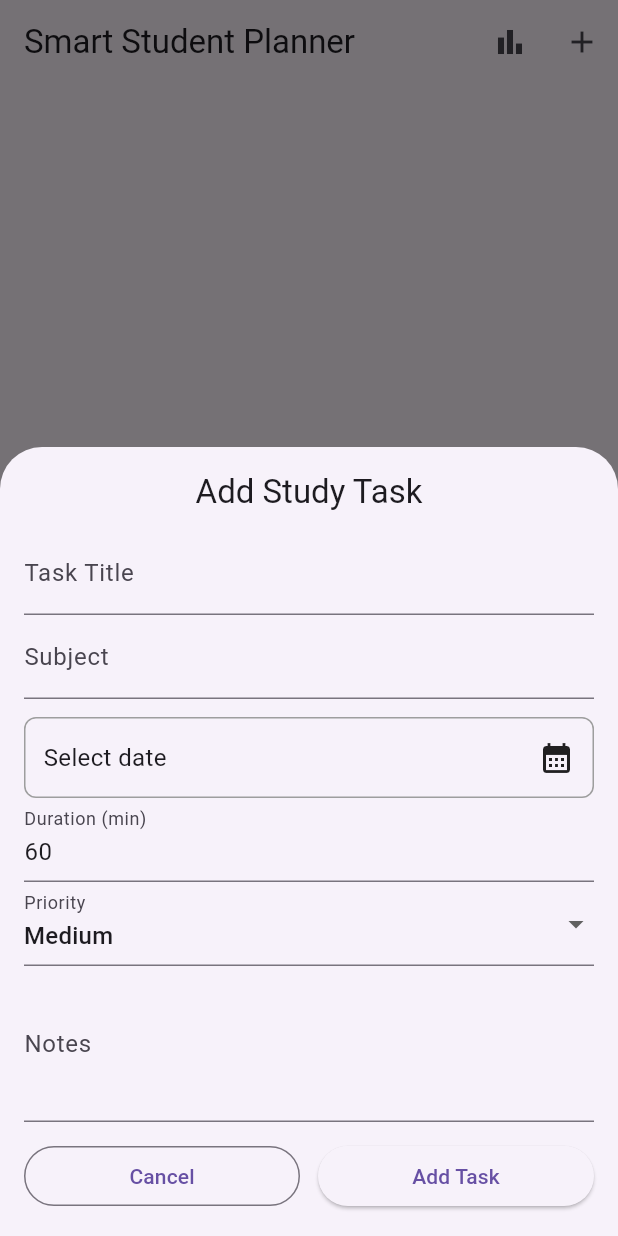
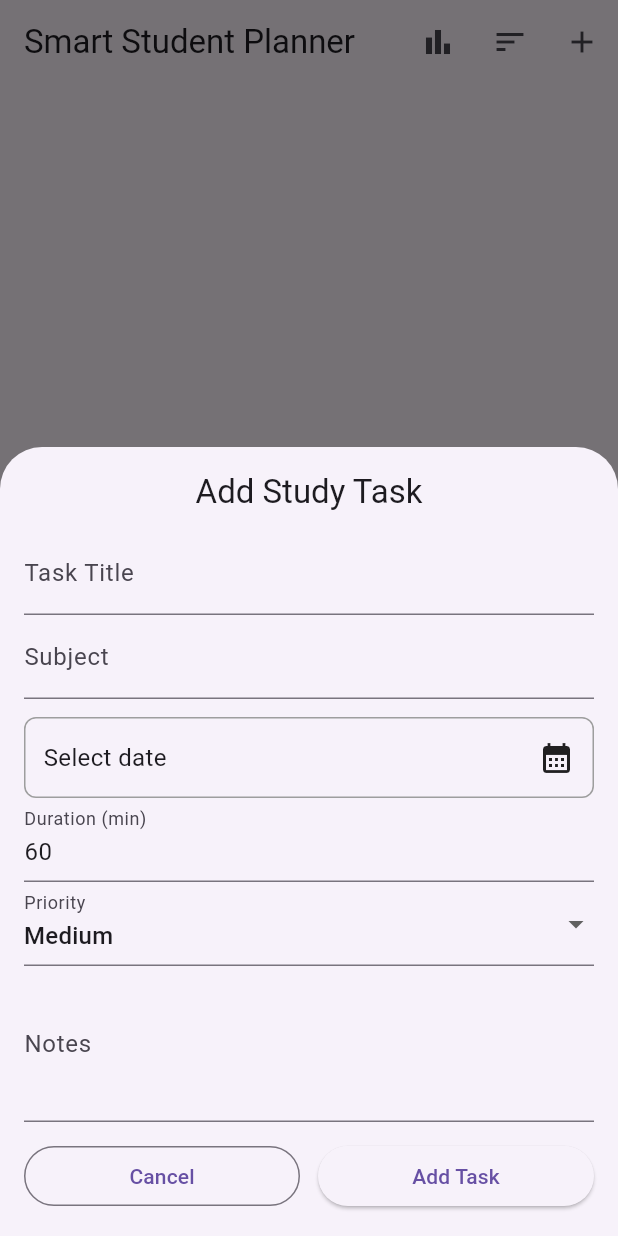
Before and after one commit to ghazi-malatiani/Planner-Project, a Flutter app: the screen it shows after launch, after a tap on "Add Your First Task", on a phone screen of 412 x 824 dp. Run offline on Flutter 3.47's test engine with Material 3 defaults, Android fonts, the phone set to English and light mode, and no system bars; our stand-ins replace shared_preferences.

Commit message:
Added a sort button for sorting by date and by priority

```diff
--- a/lib/planner_app.dart
+++ b/lib/planner_app.dart
@@ -15,6 +15,7 @@ class PlannerApp extends StatefulWidget {
 class _PlannerAppState extends State<PlannerApp> {
   List<Task> tasks = [];
   bool loading = true;
+  String sortMode = "date";
 
   @override
   void initState() {
@@ -24,6 +25,7 @@ class _PlannerAppState extends State<PlannerApp> {
 
   void loadTasks() async {
     tasks = await TaskStorage.loadTasks();
+    sortTasks();
     setState(() {
       loading = false;
     });
@@ -76,6 +78,25 @@ class _PlannerAppState extends State<PlannerApp> {
     );
   }
 
+  void sortTasks() {
+    setState(() {
+      if (sortMode == "date") {
+        tasks.sort((a, b) => a.date.compareTo(b.date));
+      } else if (sortMode == "duration") {
+        tasks.sort((a, b) => a.duration.compareTo(b.duration));
+      } else if (sortMode == "priority") {
+        const priorityOrder = {"high": 0, "medium": 1, "low": 2};
+        tasks.sort((a, b) =>
+            priorityOrder[a.priority]!.compareTo(priorityOrder[b.priority]!));
+      } else if (sortMode == "subject") {
+        tasks.sort((a, b) => a.subject.toLowerCase().compareTo(b.subject.toLowerCase()));
+      }
+    });
+
+    saveTasks();
+  }
+
+
   @override
   Widget build(BuildContext context) {
     if (loading) {
@@ -98,6 +119,32 @@ class _PlannerAppState extends State<PlannerApp> {
                 ),
               );
             },
+          ),
+
+          // ⭐ NEW SORT BUTTON
+          PopupMenuButton<String>(
+            icon: const Icon(Icons.sort),
+            onSelected: (value) {
+              if (value == 'date') {
+                setState(() {
+                  tasks.sort((a, b) => a.date.compareTo(b.date));
+                });
+              } else if (value == 'priority') {
+                setState(() {
+                  tasks.sort((a, b) => a.priority.compareTo(b.priority));
+                });
+              }
+            },
+            itemBuilder: (_) => [
+              const PopupMenuItem(
+                value: 'date',
+                child: Text('Sort by Date'),
+              ),
+              const PopupMenuItem(
+                value: 'priority',
+                child: Text('Sort by Priority'),
+              ),
+            ],
           ),
           IconButton(
             icon: const Icon(Icons.add),
```
